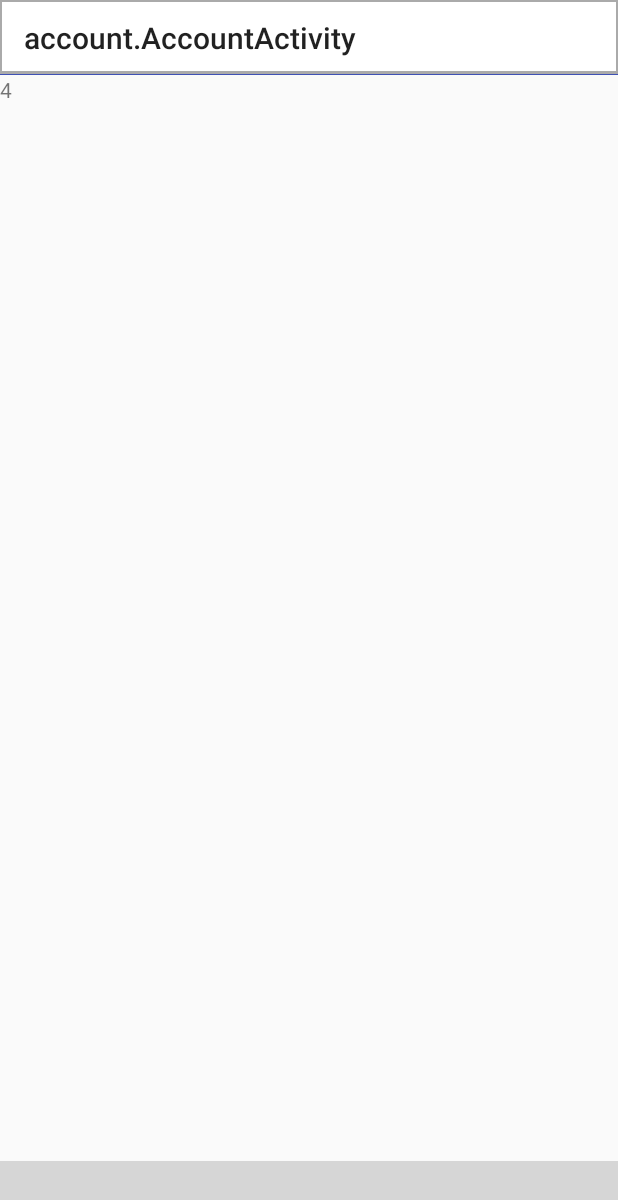
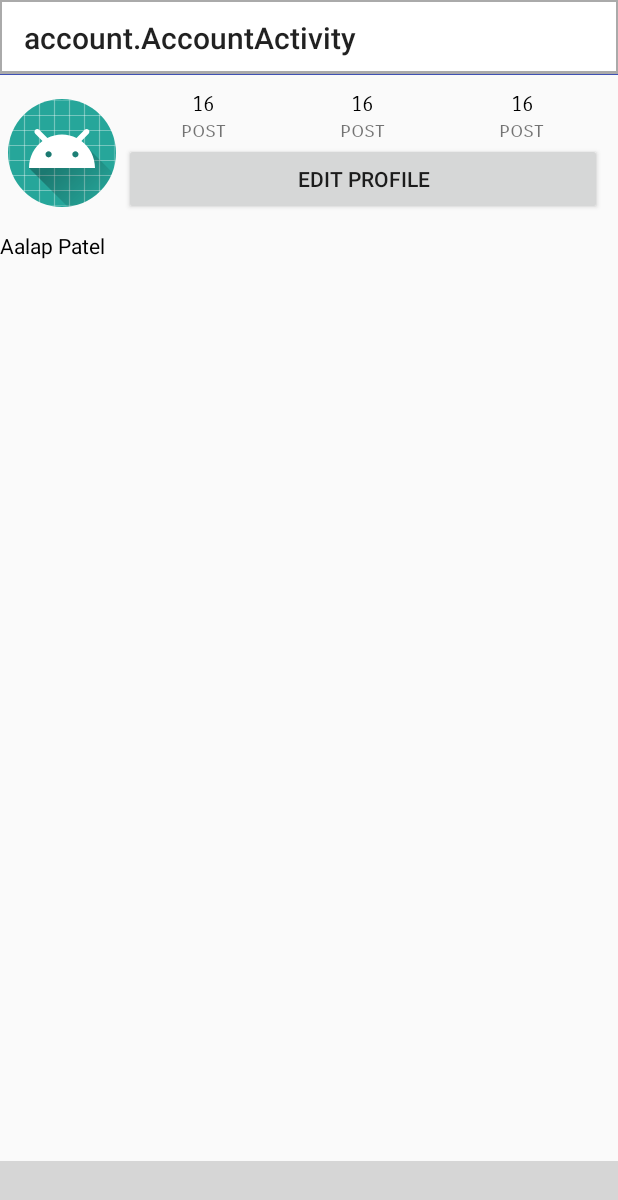
Before and after one commit to aalap03/InstaClone, an Android app: the AccountActivity screen opened directly, with no data from a screen before it, on a phone screen of 412 x 824 dp. Shown: the top 1200 px of the screen. Run offline under Robolectric (Android 15) with nearby library versions, the phone set to English and light mode, and no system bars; our stand-ins replace CircleImageView, Dagger/Hilt's generated code; libraries missing offline, so code that uses them is left out: com.aurelhubert.ahbottomnavigation, org.jetbrains.anko; plain views replace AHBottomNavigation; 17 statements that could not run were skipped; grey boxes are pictures that could not be loaded.

Commit message:
account sceens ongoing.

```diff
--- a/app/build.gradle
+++ b/app/build.gradle
@@ -39,6 +39,9 @@ dependencies {
     implementation 'com.aurelhubert:ahbottomnavigation:2.1.0'
     compile "org.jetbrains.kotlin:kotlin-stdlib-jdk7:$kotlin_version"
 
+    implementation 'de.hdodenhof:circleimageview:2.2.0'
+
+
     //dagger
     compile 'com.google.dagger:dagger:2.15'
     annotationProcessor 'com.google.dagger:dagger-compiler:2.15'
--- a/app/src/main/AndroidManifest.xml
+++ b/app/src/main/AndroidManifest.xml
@@ -1,6 +1,10 @@
 <?xml version="1.0" encoding="utf-8"?>
 <manifest xmlns:android="http://schemas.android.com/apk/res/android"
     package="com.example.aalap.instaclone">
+
+    <uses-permission android:name="android.permission.WRITE_EXTERNAL_STORAGE"/>
+    <uses-permission android:name="android.permission.READ_EXTERNAL_STORAGE"/>
+    <uses-permission android:name="android.permission.INTERNET"/>
 
     <application
         android:allowBackup="true"
@@ -22,6 +26,7 @@
         <activity android:name=".likes.LikesActivity" />
         <activity android:name=".add.AddActivity" />
         <activity android:name=".account.AccountActivity" />
+        <activity android:name=".account.AccountEditActivity" />
     </application>
 
 </manifest>
--- a/app/src/main/java/com/example/aalap/instaclone/BaseActivity.kt
+++ b/app/src/main/java/com/example/aalap/instaclone/BaseActivity.kt
@@ -47,7 +47,6 @@ abstract class BaseActivity : AppCompatActivity(), AnkoLogger {
         info { "Here I am..." }
         (App.create()).component.inject(this)
         setupBottomNavigation(bottom_navigation, this, getScreenNum())
-        dummy_text.text = getScreenNum().toString()
     }
 
     public override fun onPause() {
--- a/app/src/main/java/com/example/aalap/instaclone/search/SearchActivity.kt
+++ b/app/src/main/java/com/example/aalap/instaclone/search/SearchActivity.kt
@@ -1,12 +1,8 @@
 package com.example.aalap.instaclone.search
 
-import android.os.Bundle
 import com.example.aalap.instaclone.BaseActivity
 import com.example.aalap.instaclone.Constants
 import com.example.aalap.instaclone.R
-import kotlinx.android.synthetic.main.include_layout_bottombar.*
-import kotlinx.android.synthetic.main.layout_search.*
-import org.jetbrains.anko.info
 
 class SearchActivity : BaseActivity() {
 
--- /dev/null
+++ b/app/src/main/res/layout/include_account_layout_helper.xml
@@ -0,0 +1,26 @@
+<?xml version="1.0" encoding="utf-8"?>
+<LinearLayout xmlns:android="http://schemas.android.com/apk/res/android"
+    xmlns:tools="http://schemas.android.com/tools"
+    android:layout_width="wrap_content"
+    android:orientation="vertical"
+    android:layout_gravity="center"
+    android:gravity="center"
+    android:layout_margin="10dp"
+    android:layout_height="wrap_content">
+
+    <TextView
+        android:id="@+id/account_view_top_text"
+        android:layout_width="wrap_content"
+        android:text="16"
+        android:textColor="@android:color/black"
+        android:fontFamily="sans-serif-smallcaps"
+        android:layout_height="wrap_content" />
+
+    <TextView
+        android:id="@+id/account_view_bottom_text"
+        android:layout_width="wrap_content"
+        android:text="post"
+        android:fontFamily="sans-serif-smallcaps"
+        android:layout_height="wrap_content" />
+
+</LinearLayout>
--- /dev/null
+++ b/app/src/main/res/layout/include_account_top_layout.xml
@@ -0,0 +1,66 @@
+<?xml version="1.0" encoding="utf-8"?>
+<LinearLayout xmlns:android="http://schemas.android.com/apk/res/android"
+    xmlns:tools="http://schemas.android.com/tools"
+    android:layout_width="match_parent"
+    android:layout_margin="5dp"
+    android:layout_height="wrap_content">
+
+
+    <LinearLayout
+        android:layout_width="wrap_content"
+        android:gravity="center"
+        android:layout_height="match_parent">
+
+        <de.hdodenhof.circleimageview.CircleImageView
+            android:layout_width="wrap_content"
+            android:id="@+id/account_profile_pic"
+            android:layout_height="wrap_content"
+            android:src="@mipmap/ic_launcher_round" />
+    </LinearLayout>
+
+    <LinearLayout
+        android:layout_width="match_parent"
+        android:layout_height="wrap_content"
+        android:layout_margin="5dp"
+        android:orientation="vertical">
+
+        <LinearLayout
+            android:layout_width="match_parent"
+            android:layout_height="wrap_content"
+            android:orientation="horizontal"
+            android:weightSum="3">
+
+            <include
+                android:id="@+id/account_view_post"
+                layout="@layout/include_account_layout_helper"
+                android:layout_width="0dp"
+                android:layout_height="match_parent"
+                android:layout_weight="1" />
+
+            <include
+                android:id="@+id/account_view_follower"
+                layout="@layout/include_account_layout_helper"
+                android:layout_width="0dp"
+                android:layout_height="match_parent"
+                android:layout_weight="1" />
+
+            <include
+                android:id="@+id/account_view_following"
+                layout="@layout/include_account_layout_helper"
+                android:layout_width="0dp"
+                android:layout_height="match_parent"
+                android:layout_weight="1" />
+
+        </LinearLayout>
+
+        <Button
+            android:layout_width="match_parent"
+            android:layout_height="wrap_content"
+            android:id="@+id/account_edit_profile"
+            android:onClick="editProfile"
+            android:text="Edit Profile" />
+
+    </LinearLayout>
+
+
+</LinearLayout>
--- a/app/src/main/res/layout/layout_account.xml
+++ b/app/src/main/res/layout/layout_account.xml
@@ -16,18 +16,27 @@
 
         </RelativeLayout>
 
-
-        <RelativeLayout
+        <LinearLayout
             android:layout_width="match_parent"
+            android:orientation="vertical"
             android:layout_below="@+id/toolbar_layout"
             android:layout_height="wrap_content">
 
+            <include layout="@layout/include_account_top_layout" />
+
             <TextView
                 android:layout_width="match_parent"
-                android:text="AAAA"
-                android:id="@+id/dummy_text"
-                android:layout_height="wrap_content" />
-        </RelativeLayout>
+                android:text="Aalap Patel"
+                android:textColor="@android:color/black"
+                android:layout_height="wrap_content"/>
+
+            <android.support.v7.widget.RecyclerView
+                android:layout_width="match_parent"
+                android:layout_marginTop="10dp"
+                android:id="@+id/account_recycler_view"
+                android:layout_height="wrap_content"/>
+
+        </LinearLayout>
 
         <include
             layout="@layout/include_layout_bottombar"/>
--- a/build.gradle
+++ b/build.gradle
@@ -1,14 +1,14 @@
 // Top-level build file where you can add configuration options common to all sub-projects/modules.
 
 buildscript {
-    ext.kotlin_version = '1.2.51'
+    ext.kotlin_version = '1.2.60'
 
     repositories {
         google()
         jcenter()
     }
     dependencies {
-        classpath 'com.android.tools.build:gradle:3.1.3'
+        classpath 'com.android.tools.build:gradle:3.1.4'
         classpath "org.jetbrains.kotlin:kotlin-gradle-plugin:$kotlin_version"
 
         // NOTE: Do not place your application dependencies here; they belong
```
Also changed, not shown: app/src/main/java/com/example/aalap/instaclone/account/AccountActivity.kt (+8 -0 lines), app/src/main/java/com/example/aalap/instaclone/account/AccountEditActivity.kt (added, +39 -0 lines), app/src/main/res/layout/account_edit_profile.xml (added, +59 -0 lines), app/src/main/res/layout/include_template_edittext_input_layout.xml (added, +14 -0 lines).
